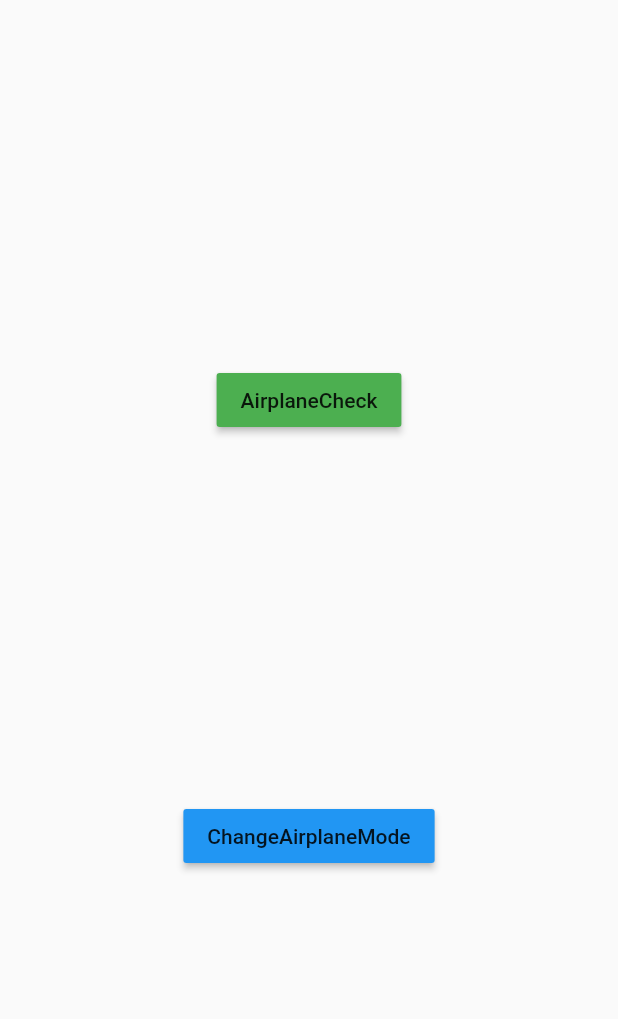
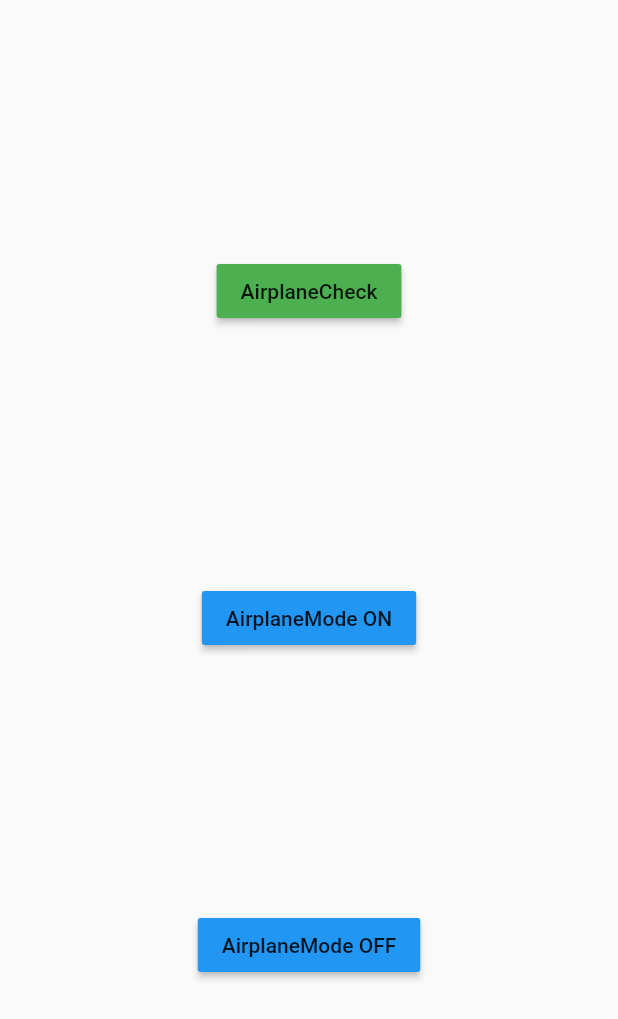
Before and after one commit to songyiYu/flutter_airplane_mode_detection_, a Flutter app: the screen it shows after launch, on a phone screen of 412 x 824 dp. Shown: the top 1019 px of the screen. Run offline on Flutter 3.47's test engine with Material 2 defaults, Android fonts, the phone set to English and light mode, and no system bars.

Commit message:
Update UI / Channel Method for Changing Airplane Mode

```diff
--- a/example/lib/main.dart
+++ b/example/lib/main.dart
@@ -52,13 +52,21 @@ class _MyAppState extends State<MyApp> {
                         child: Text('AirplaneCheck'),
                         onPressed: () async {
                           bool airplaneMode = await AirplaneModeDetection.detectAirplaneMode();
+                          print("airplaneMode: "+airplaneMode.toString());
                         },
                         color: Colors.green,
                       ),
                       RaisedButton(
-                        child: Text('ChangeAirplaneMode'),
+                        child: Text('AirplaneMode ON'),
                         onPressed: () async {
-                          bool airplaneMode = await AirplaneModeDetection.changeAirplaneMode();
+                          await AirplaneModeDetection.changeAirplaneMode("on");
+                        },
+                        color: Colors.blue,
+                      ),
+                      RaisedButton(
+                        child: Text('AirplaneMode OFF'),
+                        onPressed: () async {
+                          await AirplaneModeDetection.changeAirplaneMode("off");
                         },
                         color: Colors.blue,
                       )
--- a/lib/airplane_mode_detection.dart
+++ b/lib/airplane_mode_detection.dart
@@ -16,8 +16,7 @@ class AirplaneModeDetection {
     return airplaneMode;
   }
 
-  static Future<bool> changeAirplaneMode() async {
-    final bool airplaneMode = await _channel.invokeMethod('changeAirplaneMode');
-    return airplaneMode;
+  static void changeAirplaneMode(String state) async {
+    await _channel.invokeMethod('changeAirplaneMode', {"state": state});
   }
 }
```
